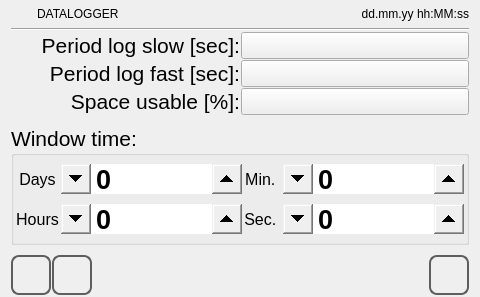
The window that AnyTPAC/SimulationOnly_HMI/datalog_set.ui (MECTsrl/mect_apps) describes before a commit, drawn with Qt 5.
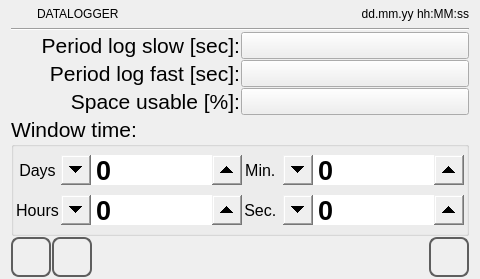
The same window after the commit. Icons and pictures are not drawn.

```diff
--- a/AnyTPAC/SimulationOnly_HMI/datalog_set.ui
+++ b/AnyTPAC/SimulationOnly_HMI/datalog_set.ui
@@ -6,8 +6,7 @@
    <rect>
     <x>0</x>
     <y>0</y>
-    <width>480</width>
-    <height>297</height>
+    <width>480</width><height>272</height>
    </rect>
   </property>
   <property name="minimumSize">
```
